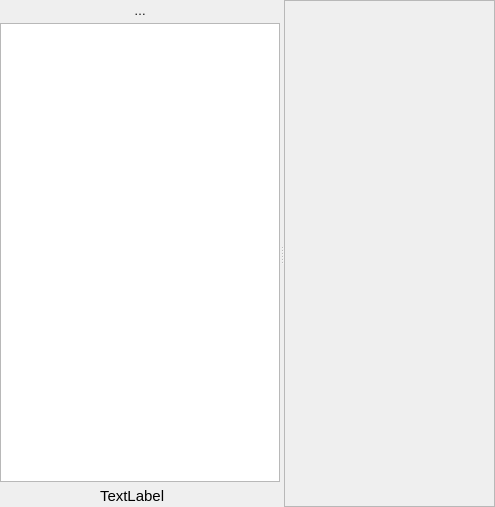
Before: the Qt Designer form src/ui/qgsdualviewbase.ui in qgis/QGIS, drawn with Qt 5.
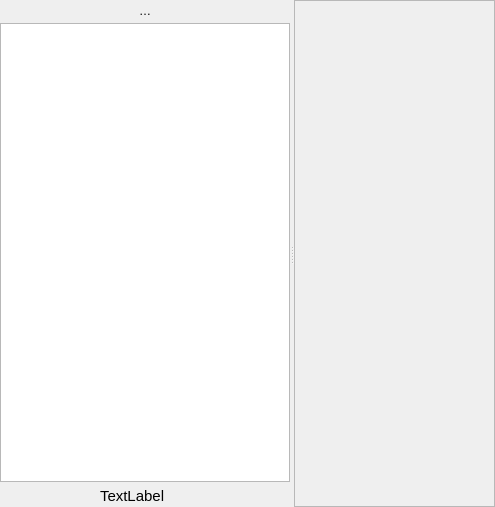
After: the same form once the commit is applied. Icons and pictures are not drawn. Custom widgets are drawn as their Qt base class.

Diff of the .ui file:
```diff
--- a/src/ui/qgsdualviewbase.ui
+++ b/src/ui/qgsdualviewbase.ui
@@ -278,6 +278,19 @@
              </property>
             </widget>
            </item>
+           <item>
+            <spacer name="horizontalSpacer_2">
+             <property name="orientation">
+              <enum>Qt::Horizontal</enum>
+             </property>
+             <property name="sizeHint" stdset="0">
+              <size>
+               <width>10</width>
+               <height>20</height>
+              </size>
+             </property>
+            </spacer>
+           </item>
            <item>
             <widget class="QToolButton" name="mAutoPanButton">
              <property name="toolTip">
```
Left out of the diff: 8 changed lines with no effect on the pictures.
